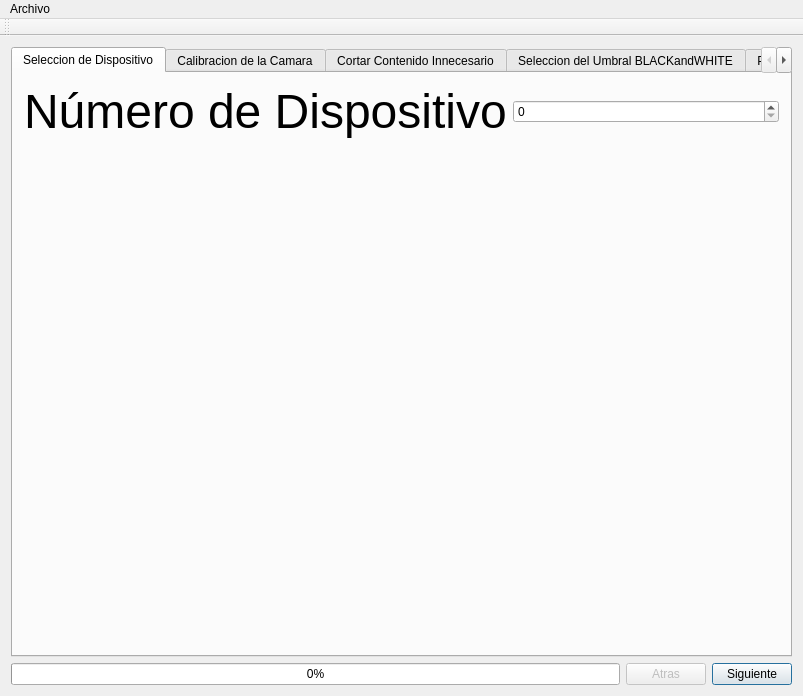
dianjuar/ModuloVisionArtifiical_ACO, file ventanaprincipal.ui: the form before one commit.
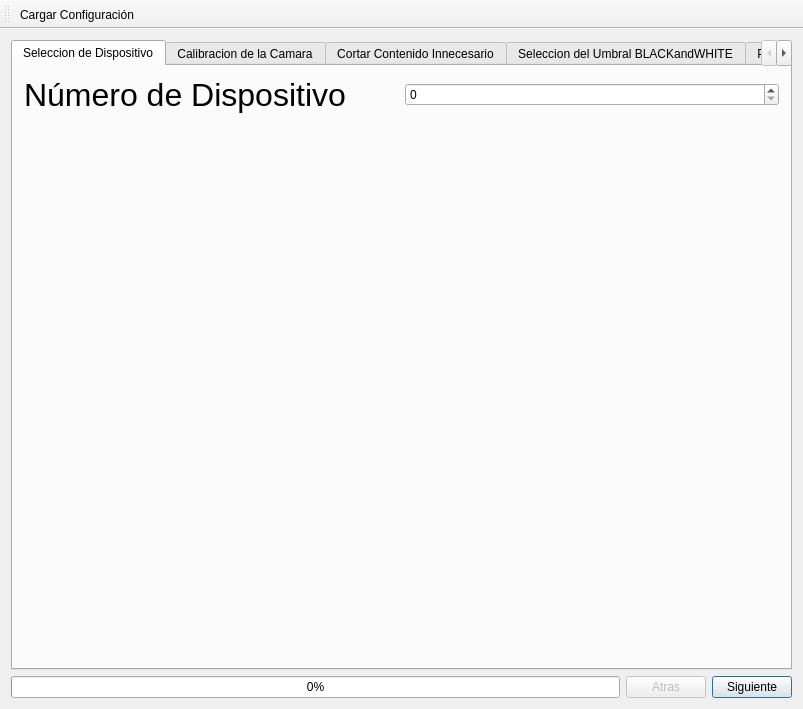
The form after the commit. The open tabs and pages were chosen to show the change. Icons and pictures are not drawn. Custom widgets are drawn as their Qt base class.

Patch:
```diff
--- a/ventanaprincipal.ui
+++ b/ventanaprincipal.ui
@@ -10,7 +10,7 @@
     <x>0</x>
     <y>0</y>
     <width>803</width>
-    <height>696</height>
+    <height>709</height>
    </rect>
   </property>
   <property name="windowTitle">
@@ -38,7 +38,10 @@
             <property name="font">
              <font>
               <family>Ubuntu</family>
-              <pointsize>36</pointsize>
+              <pointsize>24</pointsize>
+              <weight>50</weight>
+              <italic>false</italic>
+              <bold>false</bold>
              </font>
             </property>
             <property name="text">
@@ -2040,15 +2043,6 @@
      <height>23</height>
     </rect>
    </property>
-   <widget class="QMenu" name="menuArchivo">
-    <property name="title">
-     <string>Archivo</string>
-    </property>
-    <addaction name="actionGuardar_Configuraci_n"/>
-    <addaction name="separator"/>
-    <addaction name="actionCargar_Configuraci_n"/>
-   </widget>
-   <addaction name="menuArchivo"/>
   </widget>
   <widget class="QToolBar" name="toolBar">
    <property name="windowTitle">
@@ -2060,6 +2054,7 @@
    <attribute name="toolBarBreak">
     <bool>false</bool>
    </attribute>
+   <addaction name="actionCargar_Configuraci_n"/>
   </widget>
   <action name="actionGuardar_Configuraci_n">
    <property name="enabled">
```
Left out of the diff: 10 changed lines with no effect on the pictures.
